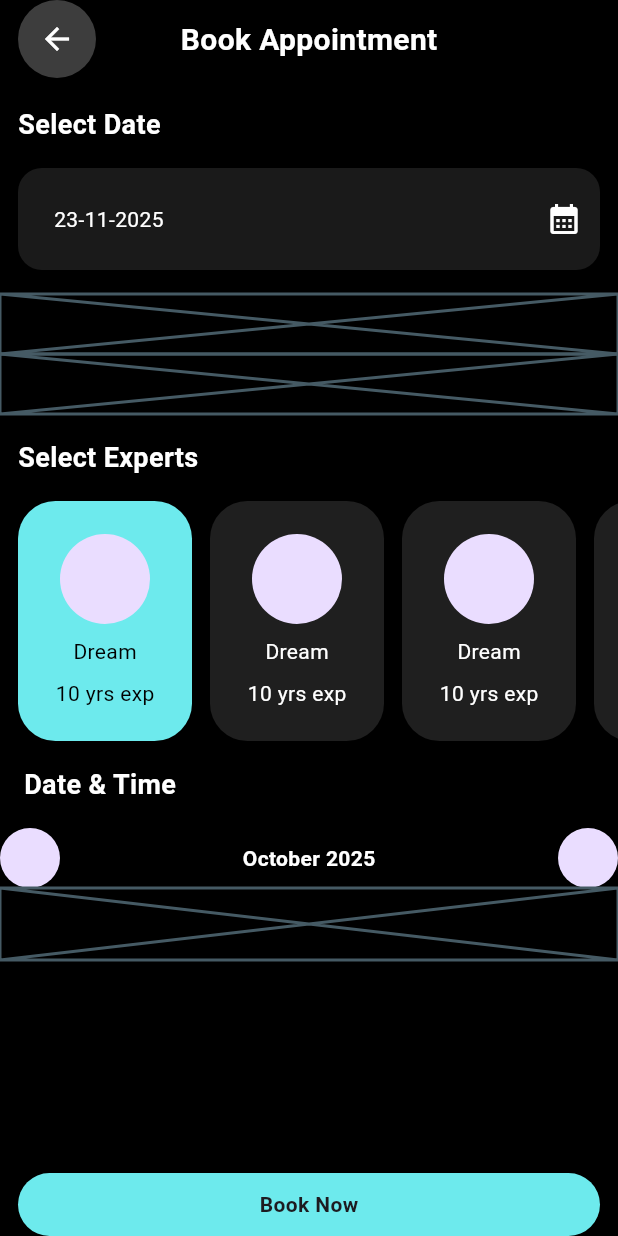
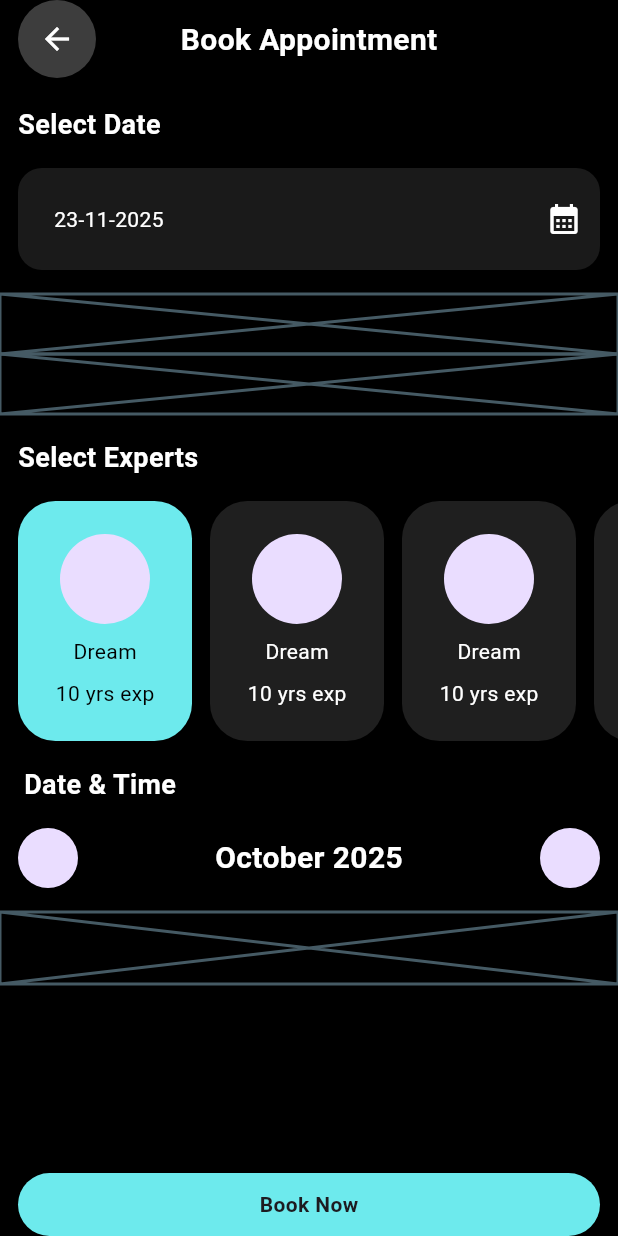
Before and after one commit to JAICHANGPARK/flutter_notebook_chapter_48, a Flutter app: the BarberBookAppointment screen opened directly, on a phone screen of 412 x 824 dp. Run offline on Flutter 3.47's test engine with Material 3 defaults, Android fonts, the phone set to English and light mode, and no system bars; our stand-ins replace hugeicons.

Commit message:
Update barber_book_appointment.dart

```diff
--- a/lib/ep2431_barber_booking_app/ui/barber_book_appointment.dart
+++ b/lib/ep2431_barber_booking_app/ui/barber_book_appointment.dart
@@ -169,8 +169,11 @@ class _BarberBookAppointmentState extends State<BarberBookAppointment> {
             ),
             Expanded(
               child: Column(
+                spacing: 16,
                 children: [
-                  Row(
+                  Padding(
+                    padding: const EdgeInsets.symmetric(horizontal: 12),
+                    child: Row(
                       children: [
                         CircleAvatar(),
                         Expanded(
@@ -180,6 +183,7 @@ class _BarberBookAppointmentState extends State<BarberBookAppointment> {
                               style: TextStyle(
                                 color: Colors.white,
                                 fontWeight: FontWeight.bold,
+                                fontSize: 20,
                               ),
                             ),
                           ),
@@ -187,7 +191,9 @@ class _BarberBookAppointmentState extends State<BarberBookAppointment> {
                         CircleAvatar(),
                       ],
                     ),
+                  ),
                   Container(height: 48, child: Placeholder()),
+                  Expanded(child: Wrap(children: [],),)
                 ],
               ),
             ),
```
Lines whose indentation alone changed are shown as unchanged.
